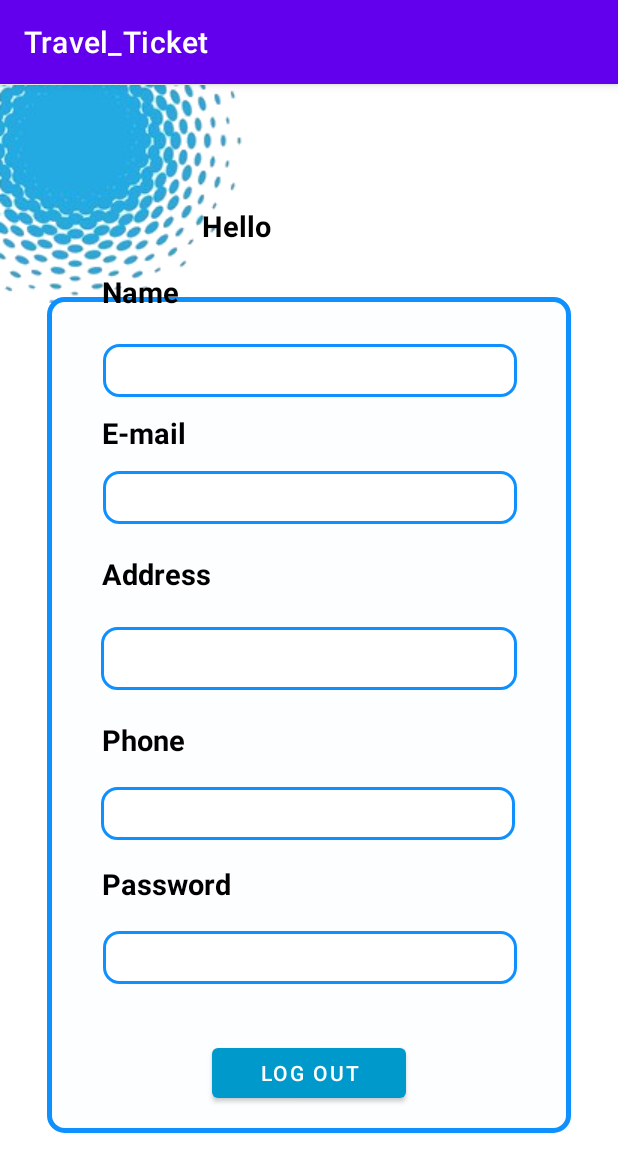
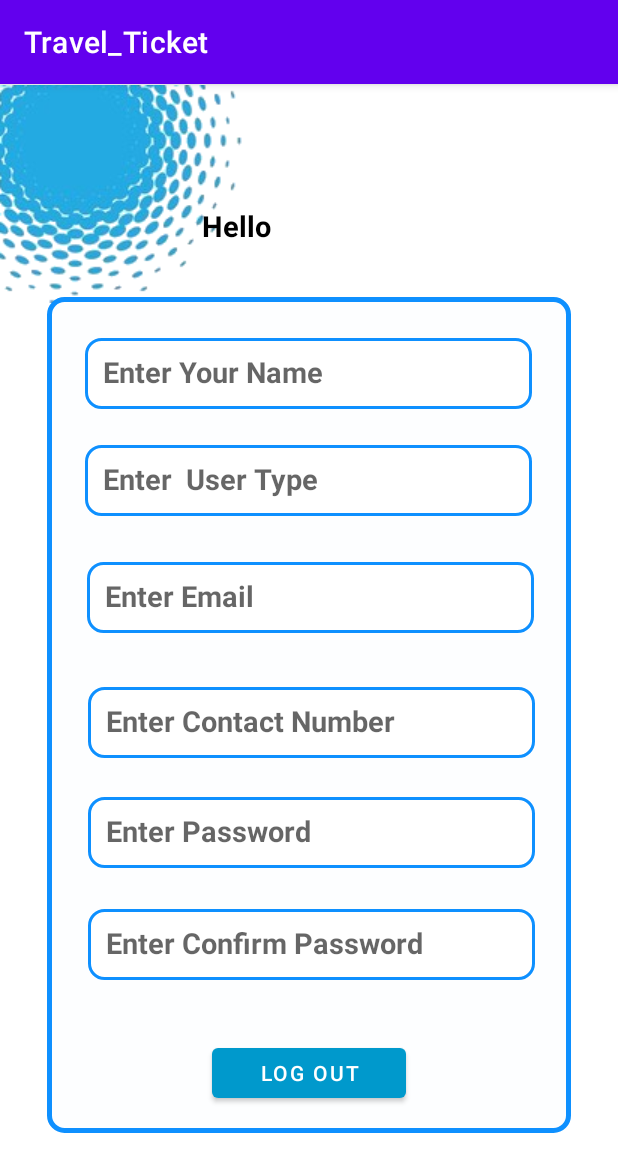
Before and after one commit to aparna-jay/Travel_Ticket, an Android app: the UserProfileActivity screen opened directly, with no data from a screen before it, on a phone screen of 412 x 824 dp. Shown: the top 1172 px of the screen. Run offline under Robolectric (Android 15) with nearby library versions, the phone set to English and light mode, and no system bars.

Commit message:
UI designs

```diff
--- a/app/src/main/res/layout/activity_user_profile.xml
+++ b/app/src/main/res/layout/activity_user_profile.xml
@@ -47,167 +47,118 @@
             app:layout_constraintVertical_bias="0.881" />
 
         <EditText
-            android:id="@+id/editTextTextMultiLine2"
-            android:layout_width="277dp"
-            android:layout_height="42dp"
+            android:id="@+id/username2"
+            android:layout_width="298dp"
+            android:layout_height="47dp"
             android:background="@drawable/rounded_corners"
             android:ems="10"
-            android:gravity="start|top"
-            android:inputType="textMultiLine"
-            android:text=" "
+            android:hint="Enter Your Name"
+            android:inputType="textPersonName"
+            android:padding="12dp"
             android:textColor="@color/black"
             android:textSize="19sp"
             android:textStyle="bold"
             app:layout_constraintBottom_toBottomOf="parent"
             app:layout_constraintEnd_toEndOf="parent"
+            app:layout_constraintHorizontal_bias="0.495"
             app:layout_constraintStart_toStartOf="parent"
             app:layout_constraintTop_toTopOf="parent"
-            app:layout_constraintVertical_bias="0.499" />
+            app:layout_constraintVertical_bias="0.235" />
 
         <EditText
-            android:id="@+id/editTextTextPersonName4"
-            android:layout_width="276dp"
-            android:layout_height="35dp"
+            android:id="@+id/username"
+            android:layout_width="298dp"
+            android:layout_height="47dp"
             android:background="@drawable/rounded_corners"
             android:ems="10"
+            android:hint="Enter  User Type"
             android:inputType="textPersonName"
+            android:padding="12dp"
             android:textColor="@color/black"
             android:textSize="19sp"
             android:textStyle="bold"
             app:layout_constraintBottom_toBottomOf="parent"
             app:layout_constraintEnd_toEndOf="parent"
-            app:layout_constraintHorizontal_bias="0.503"
+            app:layout_constraintHorizontal_bias="0.495"
             app:layout_constraintStart_toStartOf="parent"
             app:layout_constraintTop_toTopOf="parent"
-            app:layout_constraintVertical_bias="0.237" />
-
-        <TextView
-            android:id="@+id/textView15"
-            android:layout_width="143dp"
-            android:layout_height="26dp"
-            android:text="E-mail"
+            app:layout_constraintVertical_bias="0.334" />
+        <EditText
+            android:id="@+id/email"
+            android:layout_width="298dp"
+            android:layout_height="47dp"
+            android:layout_marginEnd="56dp"
+            android:layout_marginRight="56dp"
+            android:background="@drawable/rounded_corners"
+            android:ems="10"
+            android:hint="Enter Email"
+            android:inputType="textPersonName"
+            android:padding="12dp"
             android:textColor="@color/black"
             android:textSize="19sp"
             android:textStyle="bold"
             app:layout_constraintBottom_toBottomOf="parent"
             app:layout_constraintEnd_toEndOf="parent"
-            app:layout_constraintHorizontal_bias="0.253"
-            app:layout_constraintStart_toStartOf="parent"
             app:layout_constraintTop_toTopOf="parent"
-            app:layout_constraintVertical_bias="0.296" />
+            app:layout_constraintVertical_bias="0.442" />
 
         <EditText
-            android:id="@+id/editTextPhone2"
-            android:layout_width="276dp"
-            android:layout_height="35dp"
+            android:id="@+id/phone"
+            android:layout_width="298dp"
+            android:layout_height="47dp"
             android:background="@drawable/rounded_corners"
             android:ems="10"
+            android:hint="Enter Contact Number"
             android:inputType="phone"
-            android:text=" "
+            android:padding="12dp"
             android:textColor="@color/black"
             android:textSize="19sp"
             android:textStyle="bold"
             app:layout_constraintBottom_toBottomOf="parent"
             app:layout_constraintEnd_toEndOf="parent"
-            app:layout_constraintHorizontal_bias="0.496"
+            app:layout_constraintHorizontal_bias="0.513"
             app:layout_constraintStart_toStartOf="parent"
             app:layout_constraintTop_toTopOf="parent"
-            app:layout_constraintVertical_bias="0.64" />
+            app:layout_constraintVertical_bias="0.558" />
 
-        <TextView
-            android:id="@+id/textView17"
-            android:layout_width="143dp"
-            android:layout_height="26dp"
-            android:text="Name"
+        <EditText
+            android:id="@+id/password2"
+            android:layout_width="298dp"
+            android:layout_height="47dp"
+            android:background="@drawable/rounded_corners"
+            android:ems="10"
+            android:hint="Enter Password"
+            android:inputType="textPassword"
+            android:padding="12dp"
             android:textColor="@color/black"
             android:textSize="19sp"
             android:textStyle="bold"
             app:layout_constraintBottom_toBottomOf="parent"
             app:layout_constraintEnd_toEndOf="parent"
-            app:layout_constraintHorizontal_bias="0.253"
+            app:layout_constraintHorizontal_bias="0.513"
             app:layout_constraintStart_toStartOf="parent"
             app:layout_constraintTop_toTopOf="parent"
-            app:layout_constraintVertical_bias="0.169" />
+            app:layout_constraintVertical_bias="0.66" />
 
         <EditText
-            android:id="@+id/editTextTextPassword5"
-            android:layout_width="276dp"
-            android:layout_height="35dp"
+            android:id="@+id/password"
+            android:layout_width="298dp"
+            android:layout_height="47dp"
             android:background="@drawable/rounded_corners"
             android:ems="10"
+            android:hint="Enter Confirm Password"
             android:inputType="textPassword"
+            android:padding="12dp"
             android:textColor="@color/black"
             android:textSize="19sp"
             android:textStyle="bold"
             app:layout_constraintBottom_toBottomOf="parent"
             app:layout_constraintEnd_toEndOf="parent"
-            app:layout_constraintHorizontal_bias="0.503"
+            app:layout_constraintHorizontal_bias="0.513"
             app:layout_constraintStart_toStartOf="parent"
             app:layout_constraintTop_toTopOf="parent"
-            app:layout_constraintVertical_bias="0.771" />
+            app:layout_constraintVertical_bias="0.763" />
 
-        <EditText
-            android:id="@+id/editTextTextPersonName5"
-            android:layout_width="276dp"
-            android:layout_height="35dp"
-            android:background="@drawable/rounded_corners"
-            android:ems="10"
-            android:inputType="textPersonName"
-            android:text=" "
-            android:textColor="@color/black"
-            android:textSize="19sp"
-            android:textStyle="bold"
-            app:layout_constraintBottom_toBottomOf="parent"
-            app:layout_constraintEnd_toEndOf="parent"
-            app:layout_constraintHorizontal_bias="0.503"
-            app:layout_constraintStart_toStartOf="parent"
-            app:layout_constraintTop_toTopOf="parent"
-            app:layout_constraintVertical_bias="0.352" />
-
-        <TextView
-            android:id="@+id/textView13"
-            android:layout_width="143dp"
-            android:layout_height="26dp"
-            android:text="Address"
-            android:textColor="@color/black"
-            android:textSize="19sp"
-            android:textStyle="bold"
-            app:layout_constraintBottom_toBottomOf="parent"
-            app:layout_constraintEnd_toEndOf="parent"
-            app:layout_constraintHorizontal_bias="0.253"
-            app:layout_constraintStart_toStartOf="parent"
-            app:layout_constraintTop_toTopOf="parent"
-            app:layout_constraintVertical_bias="0.422" />
-
-        <TextView
-            android:id="@+id/textView14"
-            android:layout_width="143dp"
-            android:layout_height="26dp"
-            android:text="Password"
-            android:textColor="@color/black"
-            android:textSize="19sp"
-            android:textStyle="bold"
-            app:layout_constraintBottom_toBottomOf="parent"
-            app:layout_constraintEnd_toEndOf="parent"
-            app:layout_constraintHorizontal_bias="0.253"
-            app:layout_constraintStart_toStartOf="parent"
-            app:layout_constraintTop_toTopOf="parent"
-            app:layout_constraintVertical_bias="0.701" />
-
-        <TextView
-            android:id="@+id/textView11"
-            android:layout_width="143dp"
-            android:layout_height="26dp"
-            android:text="Phone"
-            android:textColor="@color/black"
-            android:textSize="19sp"
-            android:textStyle="bold"
-            app:layout_constraintBottom_toBottomOf="parent"
-            app:layout_constraintEnd_toEndOf="parent"
-            app:layout_constraintHorizontal_bias="0.253"
-            app:layout_constraintStart_toStartOf="parent"
-            app:layout_constraintTop_toTopOf="parent"
-            app:layout_constraintVertical_bias="0.571" />
 
     <TextView
         android:id="@+id/textView12"
```
Also changed, not shown: app/src/main/res/layout/activity_payment_information.xml (+5 -5 lines).
